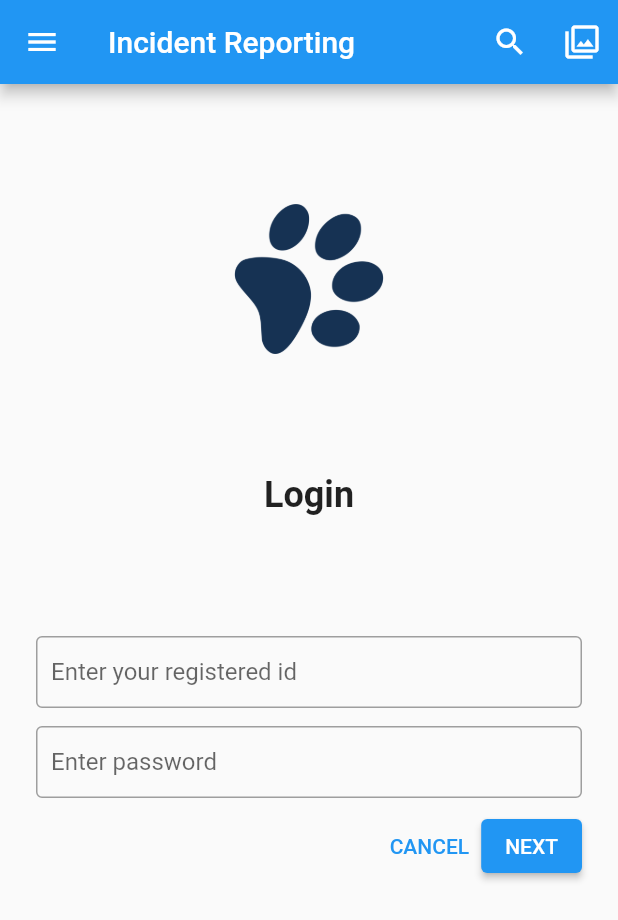
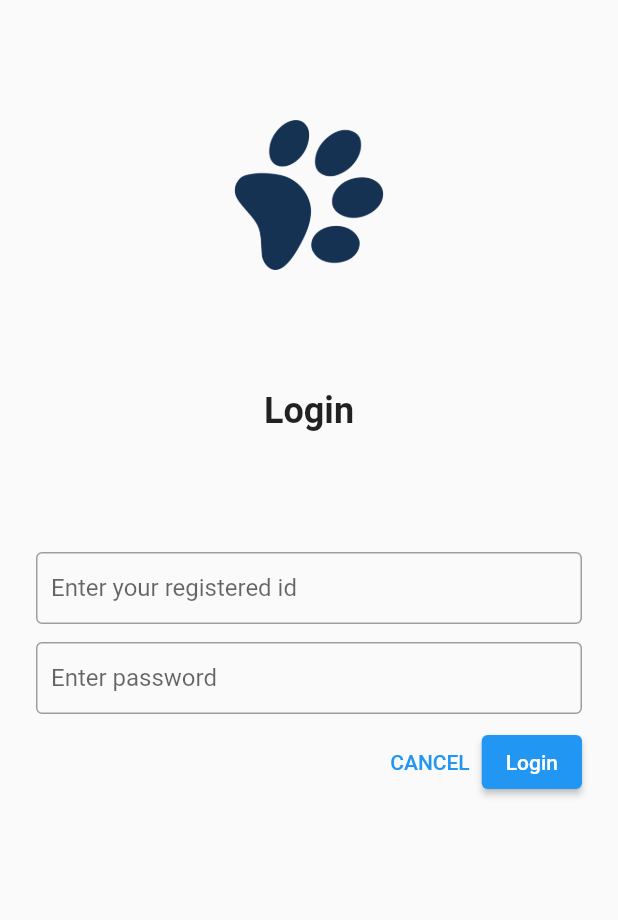
Before and after one commit to FarisET/user_ims, a Flutter app: the screen it shows after launch, after a tap on "CANCEL", on a phone screen of 412 x 824 dp. Shown: the top 920 px of the screen. Run offline on Flutter 3.47's test engine with Material 2 defaults, Android fonts, the phone set to English and light mode, and no system bars; our stand-ins replace fluttertoast, shared_preferences.

Commit message:
login,logout & auto-login with user session

```diff
--- a/lib/models/ApiError.dart
+++ b/lib/models/ApiError.dart
@@ -1,3 +1,25 @@
+class ApiError {
+  String? _error = null;
+
+  ApiError({String? error}) {
+    this._error = error;
+  }
+
+  String? get error => _error;
+  set error(String? error) => _error = error;
+
+  ApiError.fromJson(Map<String, dynamic> json) {
+    _error = json['status'];
+  }
+
+  Map<String, dynamic> toJson() {
+    final Map<String, dynamic> data = new Map<String, dynamic>();
+    data['status'] = _error;
+    return data;
+  }
+}
+
+
 // class ApiError {
 //   late String _error;
 
@@ -20,14 +42,14 @@
 //   }
 // }
 
-class ApiError {
-  String? error; // Use a nullable string to handle null values
+// class ApiError {
+//   String? error; // Use a nullable string to handle null values
 
-  ApiError({this.error = ''});
+//   ApiError({this.error = ''});
 
-  factory ApiError.fromJson(Map<String, dynamic> json) {
-    return ApiError(
-      error: json['error'] ?? '', // Provide a default value for null
-    );
-  }
-}
+//   factory ApiError.fromJson(Map<String, dynamic> json) {
+//     return ApiError(
+//       error: json['error'] ?? '', // Provide a default value for null
+//     );
+//   }
+// }
--- a/lib/models/ApiResponse.dart
+++ b/lib/models/ApiResponse.dart
@@ -1,13 +1,34 @@
+// class ApiResponse {
+//   // _data will hold any response converted into
+//   // its own object. For example user.
+//   late Object _data;
+//   // _apiError will hold the error object
+//   late Object _apiError;
+
+//  // late String _status;
+
+//   Object get Data => _data;
+//   set Data(Object data) => _data = data;
+
+//   // String get Status => _status;
+//   // set Status(String status) => _status = status;
+
+
+//   Object get ApiError => _apiError as Object;
+//   set ApiError(Object error) => _apiError = error;
+// }
+
 class ApiResponse {
-  // _data will hold any response converted into
-  // its own object. For example user.
   late Object _data;
-  // _apiError will hold the error object
+  late int _statusCode; // Add this field to store the status code
   late Object _apiError;
 
   Object get Data => _data;
   set Data(Object data) => _data = data;
 
-  Object get ApiError => _apiError as Object;
+  int get StatusCode => _statusCode; // Getter for status code
+  set StatusCode(int statusCode) => _statusCode = statusCode; // Setter for status code
+
+  Object get ApiError => _apiError;
   set ApiError(Object error) => _apiError = error;
 }
--- a/lib/models/report.dart
+++ b/lib/models/report.dart
@@ -22,9 +22,9 @@ class Reports {
 
     factory Reports.fromJson(Map<String, dynamic> json) {
       return Reports(
-        title: json['title'],
+       title: json['title'],
        incidentType: json['incidentType'],
-       id: json['id'],
+       id: json['id'], //Autogenerate 8 digit  serialized id
        description: json['description'],
        location: json['location'],
        date: json['date'],
--- a/lib/pages/login_page.dart
+++ b/lib/pages/login_page.dart
@@ -3,50 +3,43 @@
 //import 'dart:html';
 
 import 'package:flutter/material.dart';
+import 'package:flutter/services.dart';
 import 'package:fluttertoast/fluttertoast.dart';
 import 'package:shared_preferences/shared_preferences.dart';
-import 'package:user_ims/models/ApiError.dart';
-import 'package:user_ims/models/ApiResponse.dart';
 import 'package:user_ims/services/UserServices.dart';
-
-import '../models/user.dart';
 
 
 
-class LoginPage extends StatelessWidget {
+    class LoginPage extends StatefulWidget {
+      @override
+      _LoginPageState createState() => _LoginPageState();
 
-  final TextEditingController cuserid = new TextEditingController();
-  final TextEditingController cpassword = new TextEditingController();
+    }
+
+    class _LoginPageState extends State<LoginPage> {
+      final TextEditingController cuserid =  TextEditingController();
+      final TextEditingController cpassword = TextEditingController();
+      final GlobalKey<FormState> _formKey = GlobalKey<FormState>();
+
+      @override
+      void initState() {
+        super.initState();
+        checkUserSession();
+      }
+
+      void checkUserSession() async {
+        SharedPreferences prefs = await SharedPreferences.getInstance();
+        String? userId = prefs.getString("user_id");
+        if (userId != null) {
+          // User is logged in, navigate to the home screen
+          Navigator.pushNamed(context, '/home_page'); // Replace with your home screen route
+        }
+      }
+
 
   @override
   Widget build(BuildContext context) {
     return Scaffold(
-      appBar: AppBar(
-        title: const Text('Incident Reporting'),
-        leading: IconButton(
-            icon: const Icon(Icons.menu, semanticLabel: 'menu'),
-            onPressed: () {
-              //  print('Menu button');
-            }),
-        actions: [
-          IconButton(
-              onPressed: () {
-                // print('search button');
-              },
-              icon: const Icon(
-                Icons.search,
-                semanticLabel: 'search',
-              )),
-          IconButton(
-              onPressed: () {
-                print('filter button');
-              },
-              icon: const Icon(
-                Icons.filter,
-                semanticLabel: 'filter',
-              ))
-        ],
-      ),
       body: SafeArea(
           child: Padding(
         padding: const EdgeInsets.symmetric(horizontal: 24.0),
@@ -54,7 +47,9 @@ class LoginPage extends StatelessWidget {
           SizedBox(
             height: 80,
           ),
-          Column(
+          Form(
+            key: _formKey,
+            child: Column(
               children: [
                 Image.asset('assets/palm_logo.png',
                 width: 100,
@@ -88,14 +83,19 @@ class LoginPage extends StatelessWidget {
                   child: OverflowBar(
                     alignment: MainAxisAlignment.end,
                     children: [
-                    TextButton(onPressed: () {}, child: Text('CANCEL')),
+                      TextButton(onPressed: () {
+                        closeApp();
+                      }, child: Text('CANCEL')),
                       ElevatedButton(onPressed: () {
+                        if (_formKey.currentState!.validate()) {
                         handleSubmitted(context);
-                    }, child: Text('NEXT'))
+                        }
+                      }, child: Text('Login'))
                     ],
                   ),
                 )
               ],
+            ),
           )
         ]),
       )),
@@ -103,50 +103,89 @@ class LoginPage extends StatelessWidget {
   }
 
 
-Widget makeInput({label, controller_val, obscureText = false}) {
-       return TextField(
+Widget makeInput({
+  String? label,
+  TextEditingController? controller_val,
+  bool obscureText = false,
+  //String? Function(String?)? validator,
+}) {
+  return TextFormField(
     controller: controller_val,
     obscureText: obscureText,
     decoration: InputDecoration(
       labelText: label,
       contentPadding: EdgeInsets.symmetric(vertical: 0, horizontal: 10),
       enabledBorder: OutlineInputBorder(
-                borderSide: BorderSide(color: Colors.grey)),
+        borderSide: BorderSide(color: Colors.grey),
+      ),
       border: OutlineInputBorder(
-                borderSide: BorderSide(color: Colors.grey)),
+        borderSide: BorderSide(color: Colors.grey),
       ),
+    ),
+    validator: (value) {
+    if (value == null || value.isEmpty) {
+      return 'This field is required';
+    };
+     } // Add the validation function
   );
 }
 
+// void handleSubmitted(BuildContext context) async {
+//   UserServices userServices = new UserServices();
+//   ApiResponse _apiResponse = await
+//   userServices.login(cuserid.text, cpassword.text);
+//   print('Api Response: $_apiResponse');
+// //if (_apiResponse.ApiError == null) {
+//   if (_apiResponse.StatusCode == 200) {
+//     // Status code is 200, indicating success
+//  //   if (_apiResponse.Data != null && _apiResponse.Data is User) {
+//       SharedPreferences prefs = await SharedPreferences.getInstance();
+//       await prefs.setString("user_id", (_apiResponse.Data as User).user_id);
+//       Navigator.pushNamed(context, '/home_page');
+//     // } else {
+//     //   print('Login Failed (Data is not in the expected format)');
+//     // }
+//  // }
+//   } else {
+//     print('Login Failed (Status Code: ${_apiResponse.StatusCode})');
+//   }
+// // } else {
+// //   print('Login Failed (ApiError is not null)');
+// // }
+// //}
+//      //   Navigator.pushNamedAndRemoveUntil(
+//     //     context,
+//     //     '/loadDash',
+//     //     ModalRoute.withName('/loadDash'),
+//     //     arguments: isadminstored,
+//     //   );
+// }
+// }
 void handleSubmitted(BuildContext context) async {
-  UserServices userServices = new UserServices();
-  ApiResponse _apiResponse = await
-  userServices.login(cuserid.text, cpassword.text);
-  //print(_apiResponse.ApiError);
-  if (_apiResponse.ApiError == null) {
-    if (_apiResponse.Data != null && _apiResponse.Data is User) {
-      SharedPreferences prefs = await SharedPreferences.getInstance();
-      await prefs.setString("user_id", (_apiResponse.Data as User).user_id);
-      Navigator.pushNamed(context, '/home_page');
-    } else {
+  UserServices userServices =  UserServices(context);
+  final loginSuccessful = await userServices.login(cuserid.text.toString(), cpassword.text.toString());
           // Fluttertoast.showToast(
-      //   msg: 'Login Failed (Data is not in the expected format)',
+          //   msg: loginSuccessful.toString(),
           //   toastLength: Toast.LENGTH_SHORT,
           // );
-      print('Login Failed (Data is not in the expected format)');
+  if (loginSuccessful) {
+    SharedPreferences prefs = await SharedPreferences.getInstance();
+    await prefs.setString("user_id", (cuserid.text));
+    print('shared preference: ${prefs.toString()}');
+    Navigator.pushNamed(context, '/home_page');
   }
-  } else {
+  // else {
         // Fluttertoast.showToast(
-    //   msg: 'Login Failed (ApiError is not null)',
-    //   toastLength: Toast.LENGTH_SHORT,
-    // );
-    print('Login Failed (ApiError is not null)');
+        //     msg: "Login Failed",
+        //     toastLength: Toast.LENGTH_SHORT,
+        //   );
+
+  // }
+
+
   }
+  void closeApp() {
+    SystemNavigator.pop(); // This will close the app
   }
-     //   Navigator.pushNamedAndRemoveUntil(
-    //     context,
-    //     '/loadDash',
-    //     ModalRoute.withName('/loadDash'),
-    //     arguments: isadminstored,
-    //   );
+
 }
```
Also changed, not shown: lib/error_page.dart (added, +39 -0 lines), lib/main.dart (+7 -0 lines), lib/pages/home_page.dart (+30 -86 lines), lib/services/UserServices.dart (+42 -60 lines). Lines whose indentation alone changed are shown as unchanged.
